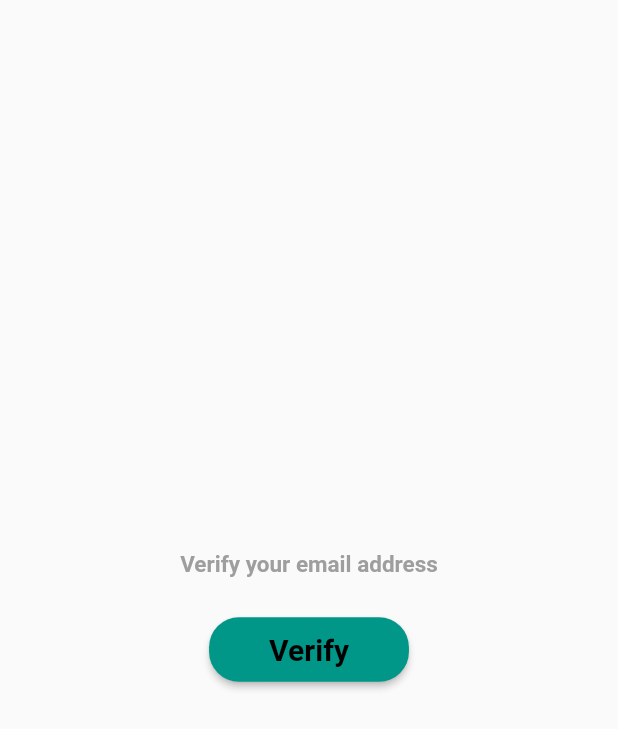
After one commit to Maheen-Ilyas/NotesApp, a Flutter app: the EmailVerification screen opened directly, on a phone screen of 412 x 824 dp. The commit adds this screen. Shown: the top 729 px of the screen. Run offline on Flutter 3.47's test engine with Material 2 defaults, Android fonts, the phone set to English and light mode, and no system bars; our stand-ins replace firebase_auth, firebase_core; accounts and stored records are empty.

Commit message:
Exception handling and email verification

```diff
--- /dev/null
+++ b/lib/screens/email_verification_screen.dart
@@ -0,0 +1,72 @@
+import 'package:firebase_auth/firebase_auth.dart';
+import 'package:flutter/material.dart';
+import 'package:my_notes_app/widgets/text_field.dart';
+import 'dart:developer' as dev show log;
+
+class EmailVerification extends StatefulWidget {
+  const EmailVerification({super.key});
+
+  @override
+  State<EmailVerification> createState() => _EmailVerificationState();
+}
+
+class _EmailVerificationState extends State<EmailVerification> {
+  @override
+  Widget build(BuildContext context) {
+    return Scaffold(
+      body: SafeArea(
+        child: Container(
+          padding: const EdgeInsets.symmetric(horizontal: 32),
+          width: double.infinity,
+          child: Center(
+            child: Column(
+              mainAxisAlignment: MainAxisAlignment.center,
+              crossAxisAlignment: CrossAxisAlignment.center,
+              children: [
+                const Text(
+                  "Verify your email address",
+                  style: TextStyle(
+                    fontSize: 15,
+                    fontWeight: FontWeight.w700,
+                    color: Colors.grey,
+                  ),
+                ),
+                const SizedBox(height: 24),
+                ElevatedButton(
+                  onPressed: () async {
+                    final user = FirebaseAuth.instance.currentUser;
+                    await user?.sendEmailVerification();
+                  },
+                  style: ButtonStyle(
+                    padding: MaterialStateProperty.resolveWith(
+                      (states) => const EdgeInsets.symmetric(
+                        horizontal: 40,
+                        vertical: 10,
+                      ),
+                    ),
+                    maximumSize: MaterialStateProperty.resolveWith(
+                        (states) => Size.infinite),
+                    shape: MaterialStateProperty.resolveWith(
+                      (states) => RoundedRectangleBorder(
+                          borderRadius: BorderRadius.circular(20)),
+                    ),
+                    backgroundColor: MaterialStateProperty.resolveWith(
+                        (states) => Colors.teal),
+                  ),
+                  child: const Text(
+                    "Verify",
+                    style: TextStyle(
+                      fontSize: 20,
+                      fontWeight: FontWeight.w700,
+                      color: Colors.black,
+                    ),
+                  ),
+                ),
+              ],
+            ),
+          ),
+        ),
+      ),
+    );
+  }
+}
```
Also changed, not shown: lib/main.dart (+35 -1 lines), lib/screens/login_screen.dart (+12 -20 lines), lib/screens/signup_screen.dart (+12 -18 lines).
